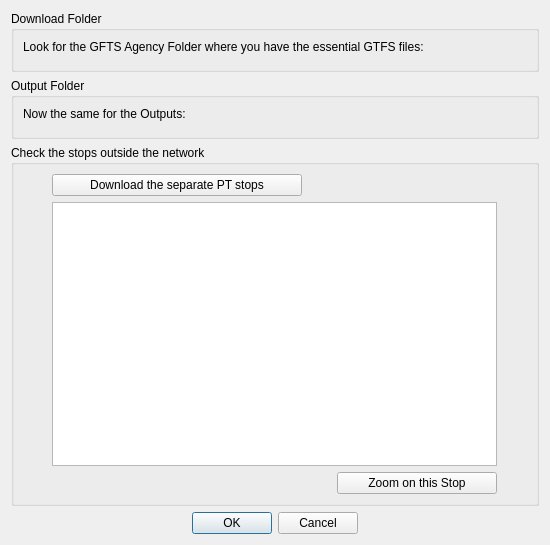
First picture: the form in OSM_PT_routing_dialog_base.ui, repository skagejj/osm_pt_routing, before the edit.
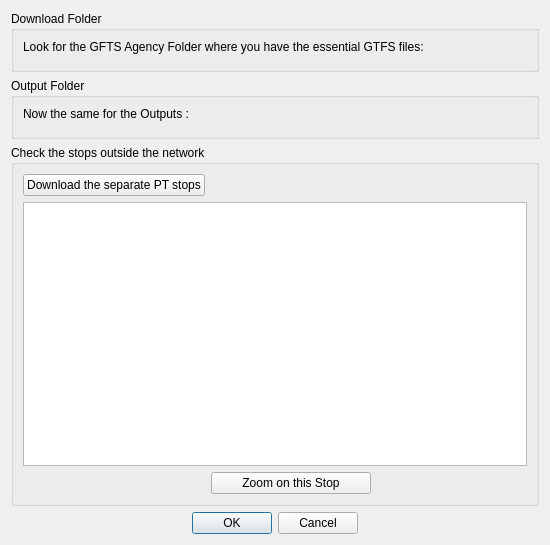
Second picture: the form after the edit. Custom widgets are drawn as their Qt base class.

```diff
--- a/OSM_PT_routing_dialog_base.ui
+++ b/OSM_PT_routing_dialog_base.ui
@@ -31,7 +31,7 @@
      <property name="title">
       <string>Check the stops outside the network</string>
      </property>
-     <layout class="QGridLayout" name="gridLayout_2">
+     <layout class="QFormLayout" name="formLayout">
       <item row="0" column="0">
        <widget class="QPushButton" name="updateNomRDstopsButton">
         <property name="maximumSize">
@@ -45,6 +45,9 @@
         </property>
        </widget>
       </item>
+      <item row="1" column="0" colspan="2">
+       <widget class="QListWidget" name="stopsnmRDlistWidget"/>
+      </item>
       <item row="2" column="1">
        <widget class="QPushButton" name="ZoomStopButton">
         <property name="maximumSize">
@@ -61,9 +64,6 @@
         </property>
        </widget>
       </item>
-      <item row="1" column="0" colspan="2">
-       <widget class="QListWidget" name="stopsnmRDlistWidget"/>
-      </item>
      </layout>
     </widget>
    </item>
@@ -124,7 +124,7 @@
       <item>
        <widget class="QLabel" name="label_2">
         <property name="text">
-         <string>Now the same for the Outputs:</string>
+         <string>Now the same for the Outputs :</string>
         </property>
        </widget>
       </item>
```
